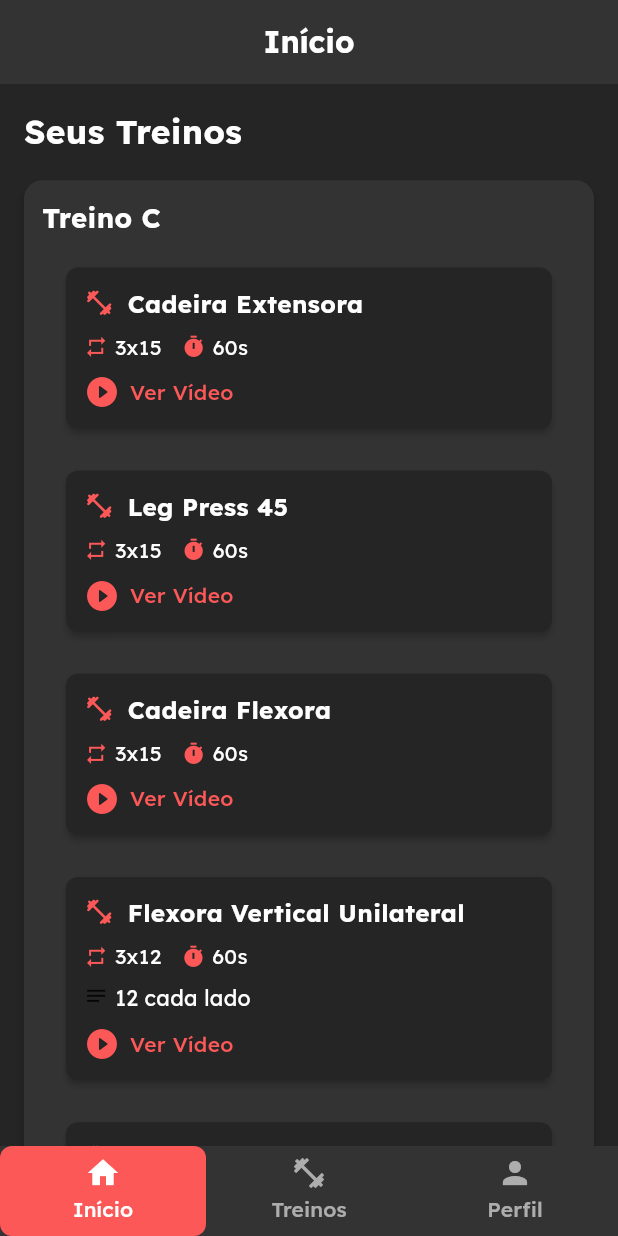
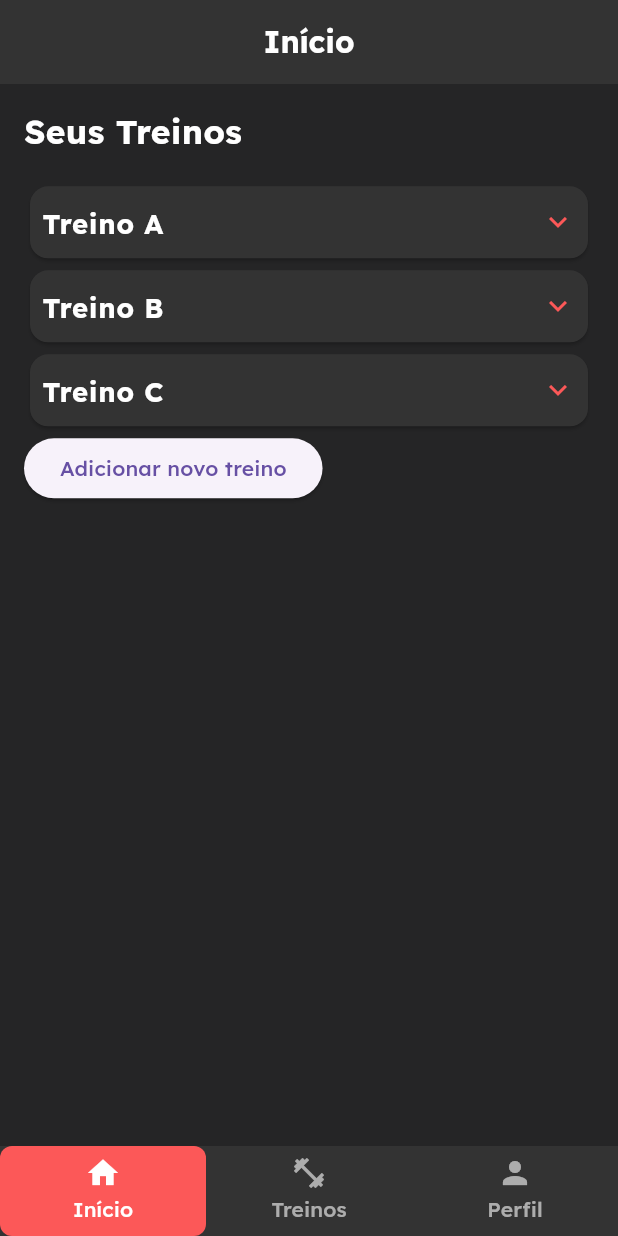
Before and after one commit to lucasmarques2907/Trainix, a Flutter app: the screen it shows after launch, after a tap on "Home!", on a phone screen of 412 x 824 dp. Run offline on Flutter 3.47's test engine with Material 3 defaults, Android fonts, the phone set to English and light mode, and no system bars; our stand-ins replace flutter_riverpod, flutter_screenutil, get_it, go_router, logger.

Commit message:
feat: adjusting info on home page

```diff
--- a/lib/config/imports.dart
+++ b/lib/config/imports.dart
@@ -44,4 +44,4 @@ export 'package:trainix/features/training/views/training_page.dart';
 export 'package:trainix/features/home/views/home_page.dart';
 
 // 🧩 Widgets
-export 'package:trainix/shared/widgets/custom_card.dart';
+export 'package:trainix/features/home/widgets/training_card.dart';
--- a/lib/features/home/controllers/home_controller.dart
+++ b/lib/features/home/controllers/home_controller.dart
@@ -7,6 +7,7 @@ class HomeController with ChangeNotifier {
 
   List<TrainingModel> trainings = [];
   List<ExerciseModel> exercises = [];
+  bool teste = false;
 
   void initializeExercises() {
     exercises = [
@@ -17,6 +18,7 @@ class HomeController with ChangeNotifier {
         valuePerSeries: 15,
         rest: 60,
         video: 'https://www.youtube.com/watch?v=dQw4w9WgXcQ',
+        isCompleted: false,
       ),
       ExerciseModel(
         name: 'Leg Press 45',
@@ -25,6 +27,7 @@ class HomeController with ChangeNotifier {
         valuePerSeries: 15,
         rest: 60,
         video: 'https://www.youtube.com/watch?v=dQw4w9WgXcQ',
+        isCompleted: false,
       ),
       ExerciseModel(
         name: 'Cadeira Flexora',
@@ -33,6 +36,7 @@ class HomeController with ChangeNotifier {
         valuePerSeries: 15,
         rest: 60,
         video: 'https://www.youtube.com/watch?v=dQw4w9WgXcQ',
+        isCompleted: false,
       ),
       ExerciseModel(
         name: 'Flexora Vertical Unilateral',
@@ -42,6 +46,7 @@ class HomeController with ChangeNotifier {
         rest: 60,
         video: 'https://www.youtube.com/watch?v=dQw4w9WgXcQ',
         observations: '12 cada lado',
+        isCompleted: false,
       ),
       ExerciseModel(
         name: 'Cadeira Adutora',
@@ -50,6 +55,7 @@ class HomeController with ChangeNotifier {
         valuePerSeries: 15,
         rest: 60,
         video: 'https://www.youtube.com/watch?v=dQw4w9WgXcQ',
+        isCompleted: false,
       ),
       ExerciseModel(
         name: 'Cadeira Abdutora',
@@ -58,6 +64,7 @@ class HomeController with ChangeNotifier {
         valuePerSeries: 15,
         rest: 60,
         video: 'https://www.youtube.com/watch?v=dQw4w9WgXcQ',
+        isCompleted: false,
       ),
       ExerciseModel(
         name: 'Panturrilha Máquina Em Pé',
@@ -66,6 +73,7 @@ class HomeController with ChangeNotifier {
         valuePerSeries: 15,
         rest: 60,
         video: 'https://www.youtube.com/watch?v=dQw4w9WgXcQ',
+        isCompleted: false,
       ),
       ExerciseModel(
         name: 'Prancha Isométrica',
@@ -74,6 +82,7 @@ class HomeController with ChangeNotifier {
         valuePerSeries: 30,
         rest: 60,
         video: 'https://www.youtube.com/watch?v=dQw4w9WgXcQ',
+        isCompleted: false,
       ),
       ExerciseModel(
         name: 'LISS',
@@ -83,13 +92,20 @@ class HomeController with ChangeNotifier {
         rest: 60,
         video: 'https://www.youtube.com/watch?v=dQw4w9WgXcQ',
         observations: "Caminhada inclinada, bike leve ou escada",
+        isCompleted: false,
       ),
     ];
     notifyListeners();
   }
 
   void initializeTrainings() {
-    trainings = [TrainingModel(name: 'Treino C', exercises: exercises)];
+    trainings = [TrainingModel(name: 'Treino A', exercises: exercises)];
+    trainings += [TrainingModel(name: 'Treino B', exercises: exercises)];
+    trainings += [TrainingModel(name: 'Treino C', exercises: exercises)];
+    notifyListeners();
+  }
+
+  void update() {
     notifyListeners();
   }
 }
--- a/lib/features/home/views/home_page.dart
+++ b/lib/features/home/views/home_page.dart
@@ -40,29 +40,32 @@ class _HomePageState extends State<HomePage> {
                       ),
                     ),
                     SizedBox(height: 16.h),
-
-                    // Lista de cards dos treinos
+                    // Lista de treinos com expansão
                     ...ctrl.trainings.map((training) {
                       return Card(
                         color: AppColors.cardBackground,
-                        elevation: 3,
-                        margin: const EdgeInsets.only(bottom: 16),
+                        child: ExpansionTile(
+                          iconColor: AppColors.primary,
+                          collapsedIconColor: AppColors.primary,
+                          dense: true,
+                          tilePadding: const EdgeInsets.symmetric(
+                            horizontal: 8.0,
+                          ),
                           shape: RoundedRectangleBorder(
                             borderRadius: BorderRadius.circular(12),
                           ),
-                        child: Padding(
-                          padding: const EdgeInsets.all(12.0),
-                          child: Column(
-                            crossAxisAlignment: CrossAxisAlignment.start,
-                            children: [
-                              Text(
+                          collapsedShape: RoundedRectangleBorder(
+                            borderRadius: BorderRadius.circular(12),
+                          ),
+                          title: Text(
                             training.name,
                             style: TextStyle(
                               fontSize: 18.sp,
                               fontWeight: FontWeight.bold,
+                              color: AppColors.textPrimary,
                             ),
                           ),
-                              SizedBox(height: 12.h),
+                          children: [
                             ListView.separated(
                               shrinkWrap: true,
                               physics: const NeverScrollableScrollPhysics(),
@@ -71,11 +74,11 @@ class _HomePageState extends State<HomePage> {
                                   (_, __) => SizedBox(height: 12.h),
                               itemBuilder: (context, exIndex) {
                                 final e = training.exercises[exIndex];
-                                  return ExerciseCard(e);
+                                return TrainingCard(ctrl: ctrl, exercise: e);
                               },
                             ),
+                            SizedBox(height: 12.h),
                           ],
-                          ),
                         ),
                       );
                     }).toList(),
@@ -94,90 +97,4 @@ class _HomePageState extends State<HomePage> {
       },
     );
   }
-
-  Widget ExerciseCard(ExerciseModel e) {
-    return Card(
-      color: AppColors.background,
-      margin: EdgeInsets.symmetric(horizontal: 16, vertical: 8),
-      elevation: 2,
-      shape: RoundedRectangleBorder(borderRadius: BorderRadius.circular(8)),
-      child: Padding(
-        padding: EdgeInsets.all(12),
-        child: Column(
-          crossAxisAlignment: CrossAxisAlignment.start,
-          children: [
-            Row(
-              children: [
-                Icon(
-                  Icons.fitness_center_rounded,
-                  size: 20.sp,
-                  color: AppColors.primary,
-                ),
-                SizedBox(width: 8.w),
-                Expanded(
-                  child: Text(
-                    e.name,
-                    style: TextStyle(
-                      fontWeight: FontWeight.bold,
-                      fontSize: 16.sp,
-                    ),
-                  ),
-                ),
-              ],
-            ),
-            SizedBox(height: 8.h),
-            Row(
-              children: [
-                Icon(Icons.repeat, size: 16.sp, color: AppColors.primary),
-                SizedBox(width: 4.w),
-                Text('${e.series}x${e.valuePerSeries}${e.isTimed ? 's' : ""}'),
-                SizedBox(width: 12.w),
-                Icon(Icons.timer, size: 16.sp, color: AppColors.primary),
-                SizedBox(width: 4.w),
-                Text('${e.rest}s'),
-              ],
-            ),
-            if ((e.observations?.isNotEmpty ?? false)) ...[
-              SizedBox(height: 8.h),
-              Row(
-                crossAxisAlignment: CrossAxisAlignment.start,
-                children: [
-                  Icon(Icons.notes, size: 16.sp),
-                  SizedBox(width: 4.w),
-                  Expanded(
-                    child: Text(
-                      e.observations!,
-                      style: TextStyle(fontSize: 14.sp),
-                    ),
-                  ),
-                ],
-              ),
-            ],
-            SizedBox(height: 8.h),
-            GestureDetector(
-              onTap: () {
-                logger.d(e.video);
-              },
-              child: Row(
-                children: [
-                  Icon(
-                    Icons.play_circle_fill_rounded,
-                    color: AppColors.primary,
-                  ),
-                  SizedBox(width: 6.w),
-                  Text(
-                    'Ver Vídeo',
-                    style: TextStyle(
-                      color: AppColors.primary,
-                      fontWeight: FontWeight.w500,
-                    ),
-                  ),
-                ],
-              ),
-            ),
-          ],
-        ),
-      ),
-    );
 }
-}
--- a/lib/shared/models/exercise_model.dart
+++ b/lib/shared/models/exercise_model.dart
@@ -7,6 +7,7 @@ class ExerciseModel {
   final int rest;
   final String video;
   final String? observations;
+  bool isCompleted;
 
   ExerciseModel({
     this.id,
@@ -16,6 +17,7 @@ class ExerciseModel {
     required this.valuePerSeries,
     required this.rest,
     required this.video,
+    required this.isCompleted,
     this.observations,
   });
 
@@ -29,6 +31,7 @@ class ExerciseModel {
       rest: json['rest'],
       video: json['video'],
       observations: json['observations'] ?? "",
+      isCompleted: json['isCompleted'],
     );
   }
 
@@ -41,6 +44,7 @@ class ExerciseModel {
       'rest': rest,
       'video': video,
       'observations': observations ?? "",
+      'isCompleted': false,
     };
 
     if (includeId && id != null) {
```
Also changed, not shown: lib/features/home/widgets/training_card.dart (added, +120 -0 lines), lib/shared/widgets/custom_card.dart (deleted, +0 -23 lines). Lines whose indentation alone changed are shown as unchanged.
